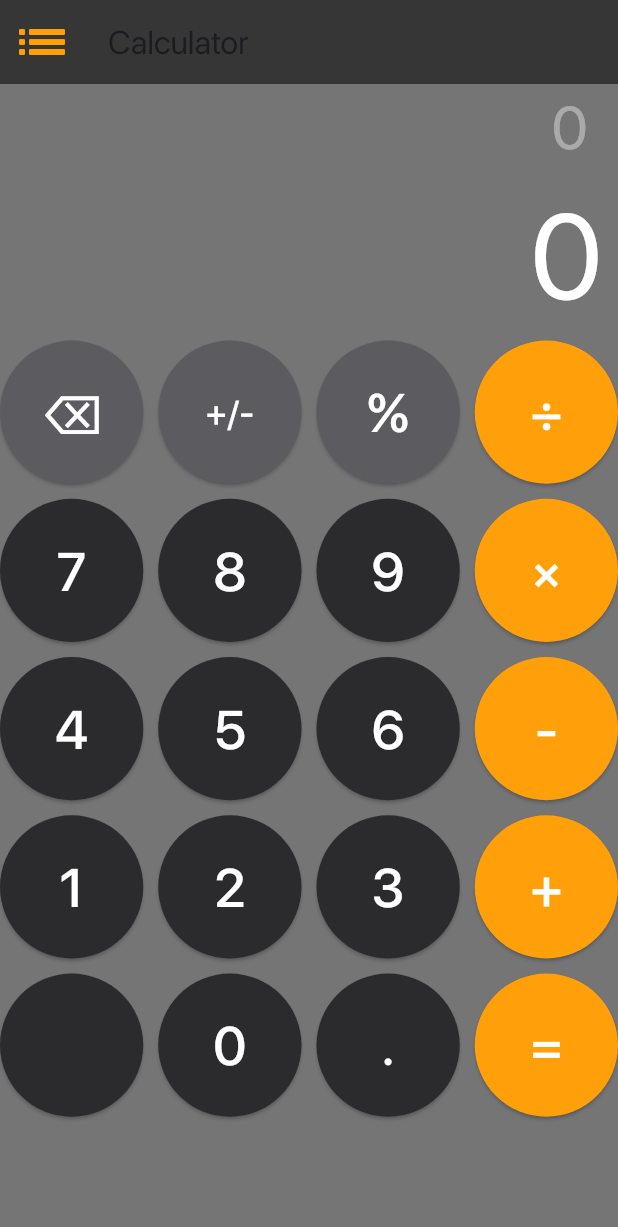
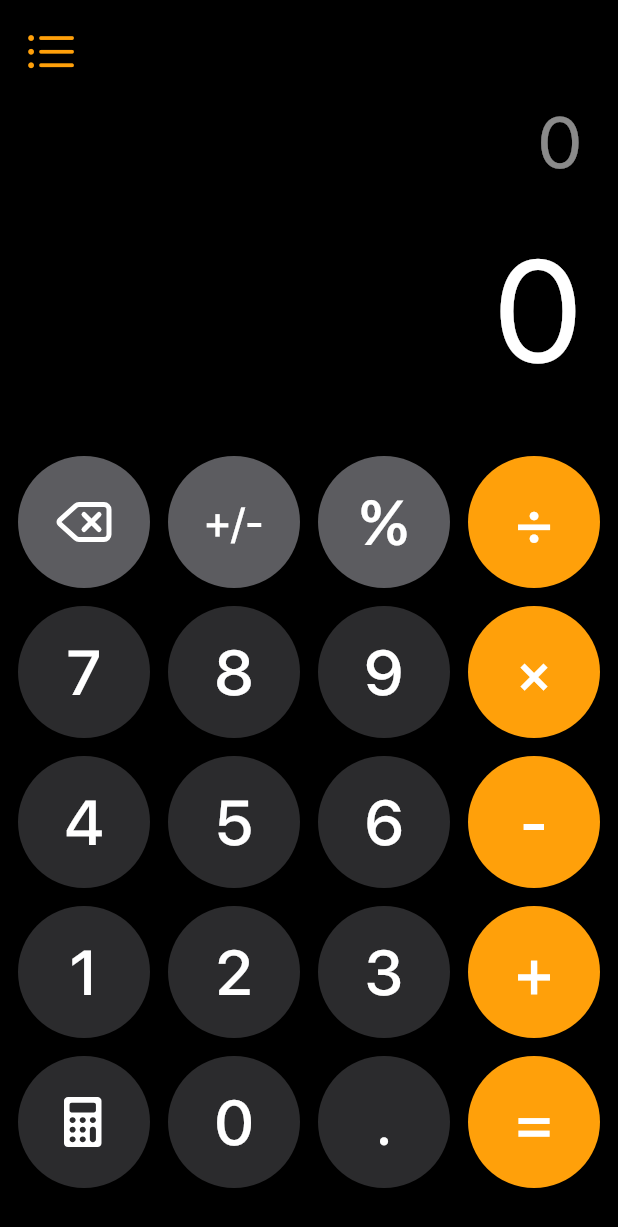
Before and after one commit to AndrewDongminYoo/flutter_calculator_app, a Flutter app: the screen it shows after launch, on a phone screen of 412 x 824 dp. Shown: the top 1227 px of the screen. Run offline on Flutter 3.47's test engine with Material 3 defaults, Android fonts, the phone set to English and light mode, and no system bars; drawn by our look-alikes of auto_size_text; our stand-ins replace bloc, connectivity_plus, flutter_bloc, flutter_svg, freezed_annotation, math_expressions and 1 more; project files that could hold a hidden picture were left out.

Commit message:
style: enhances calculator UI with iOS-like styling
Applies a cohesive iOS-style theme to the calculator screen and overall app.

- Configures the system status bar for a dark background with light icons.
- Sets a black background color for the scaffold and standardizes font usage with generated assets.
- Replaces the default AppBar with a custom Cupertino-style menu icon.
- Refines the display of equations and results with updated font sizes, weights, and padding.
- Integrates SVG icons for the 'delete' and 'calculator' buttons for a modern look.
- Adjusts button layout, spacing, and sizing for improved visual consistency.
- Renames `ButtonType.empty` to `ButtonType.calculator` for clearer intent.

```diff
--- a/lib/app/view/app.dart
+++ b/lib/app/view/app.dart
@@ -1,7 +1,9 @@
 // 🐦 Flutter imports:
 import 'package:flutter/material.dart';
+import 'package:flutter/services.dart';
 
 // 🌎 Project imports:
+import 'package:calculator/gen/fonts.gen.dart';
 import 'package:calculator/l10n/gen/app_localizations.dart';
 import 'package:calculator/presentation/pages/calculator_screen.dart';
 
@@ -10,12 +12,22 @@ class App extends StatelessWidget {
 
   @override
   Widget build(BuildContext context) {
+    // iOS 스타일 상태바 설정
+    SystemChrome.setSystemUIOverlayStyle(
+      const SystemUiOverlayStyle(
+        statusBarBrightness: Brightness.dark,
+        statusBarIconBrightness: Brightness.light,
+        statusBarColor: Colors.transparent,
+      ),
+    );
+
     return MaterialApp(
       theme: ThemeData(
         appBarTheme: AppBarTheme(
           backgroundColor: Theme.of(context).colorScheme.inversePrimary,
         ),
-        fontFamily: 'SFProDisplay',
+        scaffoldBackgroundColor: Colors.black,
+        fontFamily: FontFamily.sFProDisplay,
         useMaterial3: true,
       ),
       debugShowCheckedModeBanner: false,
--- a/lib/presentation/enums/button_type.dart
+++ b/lib/presentation/enums/button_type.dart
@@ -28,7 +28,8 @@ enum ButtonType {
   dot('.'),
 
   // 아무 역할 없는 버튼. 나중에 공학계산기 기능 추가 시 사용.
-  empty('');
+  calculator('')
+  ;
 
   const ButtonType(this.text);
   final String text;
--- a/lib/presentation/pages/calculator_screen.dart
+++ b/lib/presentation/pages/calculator_screen.dart
@@ -1,5 +1,7 @@
 // 🐦 Flutter imports:
+import 'package:flutter/cupertino.dart';
 import 'package:flutter/material.dart';
+import 'package:flutter/services.dart';
 
 // 📦 Package imports:
 import 'package:auto_size_text/auto_size_text.dart';
@@ -11,7 +13,7 @@ import 'package:calculator/core/utils/size_utils.dart';
 import 'package:calculator/data/datasources/calculator_local_datasource.dart';
 import 'package:calculator/data/datasources/calculator_remote_datasource.dart';
 import 'package:calculator/data/repositories/calculate_repository_impl.dart';
-import 'package:calculator/l10n/l10n.dart';
+import 'package:calculator/gen/fonts.gen.dart';
 import 'package:calculator/presentation/bloc/calculator_bloc.dart';
 import 'package:calculator/presentation/enums/button_type.dart';
 import 'package:calculator/presentation/widgets/calculator_button.dart';
@@ -43,54 +45,87 @@ class CalculatorView extends StatelessWidget {
   Widget build(BuildContext context) {
     final bloc = context.read<CalculatorBloc>();
 
-    return SafeArea(
-      child: Scaffold(
-        backgroundColor: Colors.black54,
-        appBar: AppBar(
-          elevation: 0,
-          title: Text(context.l10n.calculatorAppBarTitle),
-          backgroundColor: Colors.black54,
-          leading: const Icon(Icons.list_sharp, size: 40, color: Color(0xFFFFA00A)),
+    // iOS 스타일 상태바 설정 (하얀색 아이콘)
+    SystemChrome.setSystemUIOverlayStyle(
+      const SystemUiOverlayStyle(
+        statusBarBrightness: Brightness.dark,
+        statusBarIconBrightness: Brightness.light,
       ),
+    );
+
+    return Scaffold(
+      backgroundColor: Colors.black,
       body: BlocBuilder<CalculatorBloc, CalculatorState>(
         builder: (BuildContext context, CalculatorState state) {
-            return SingleChildScrollView(
+          return SafeArea(
+            bottom: false,
             child: Column(
-                mainAxisAlignment: MainAxisAlignment.end,
+              mainAxisAlignment: MainAxisAlignment.spaceBetween,
+              children: [
+                // 상단 메뉴 아이콘 (AppBar 대신)
+                Padding(
+                  padding: const EdgeInsets.only(left: 8, top: 8),
+                  child: Align(
+                    alignment: Alignment.topLeft,
+                    child: IconButton(
+                      icon: const Icon(
+                        CupertinoIcons.list_bullet,
+                        size: 36,
+                        color: Color(0xFFFFA00A),
+                      ),
+                      onPressed: () {},
+                    ),
+                  ),
+                ),
+                // 계산식 및 결과 표시 영역
+                Column(
                   crossAxisAlignment: CrossAxisAlignment.end,
                   children: [
                     Container(
                       alignment: Alignment.bottomRight,
                       width: context.getWidth(),
-                    padding: const EdgeInsets.symmetric(horizontal: 20),
+                      padding: const EdgeInsets.symmetric(horizontal: 24),
                       child: AutoSizeText(
                         state.equation,
                         maxLines: 1,
-                      minFontSize: 20,
+                        minFontSize: 24,
+                        textAlign: TextAlign.right,
                         style: const TextStyle(
-                        color: Colors.white38,
-                        fontFamily: 'SFProDisplay',
-                        fontSize: 40,
+                          color: Colors.white54,
+                          fontFamily: FontFamily.sFProDisplay,
+                          fontSize: 48,
+                          fontWeight: FontWeight.w300,
                         ),
                       ),
                     ),
+                    const SizedBox(height: 8),
                     Container(
                       alignment: Alignment.bottomRight,
                       width: context.getWidth(),
-                    padding: const EdgeInsets.symmetric(horizontal: 10),
+                      padding: const EdgeInsets.symmetric(horizontal: 24),
                       child: AutoSizeText(
                         state.result,
                         maxLines: 1,
-                      minFontSize: 30,
+                        minFontSize: 40,
+                        textAlign: TextAlign.right,
                         style: const TextStyle(
                           color: Colors.white,
-                        fontFamily: 'SFProDisplay',
-                        fontSize: 80,
+                          fontFamily: FontFamily.sFProDisplay,
+                          fontSize: 96,
+                          fontWeight: FontWeight.w200,
                         ),
                       ),
                     ),
+                    const SizedBox(height: 20),
+                  ],
+                ),
+                // 버튼 영역
+                Padding(
+                  padding: const EdgeInsets.symmetric(horizontal: 12, vertical: 8),
+                  child: Column(
+                    children: [
                       Row(
-                    spacing: 10,
+                        spacing: 12,
                         mainAxisAlignment: MainAxisAlignment.spaceEvenly,
                         children: [
                           CalculatorButton(
@@ -121,9 +156,9 @@ class CalculatorView extends StatelessWidget {
                           ),
                         ],
                       ),
-                  const SizedBox(height: 10),
+                      const SizedBox(height: 12),
                       Row(
-                    spacing: 10,
+                        spacing: 12,
                         mainAxisAlignment: MainAxisAlignment.spaceEvenly,
                         children: [
                           CalculatorButton(
@@ -148,9 +183,9 @@ class CalculatorView extends StatelessWidget {
                           ),
                         ],
                       ),
-                  const SizedBox(height: 10),
+                      const SizedBox(height: 12),
                       Row(
-                    spacing: 10,
+                        spacing: 12,
                         mainAxisAlignment: MainAxisAlignment.spaceEvenly,
                         children: [
                           CalculatorButton(
@@ -175,9 +210,9 @@ class CalculatorView extends StatelessWidget {
                           ),
                         ],
                       ),
-                  const SizedBox(height: 10),
+                      const SizedBox(height: 12),
                       Row(
-                    spacing: 10,
+                        spacing: 12,
                         mainAxisAlignment: MainAxisAlignment.spaceEvenly,
                         children: [
                           CalculatorButton(
@@ -202,13 +237,13 @@ class CalculatorView extends StatelessWidget {
                           ),
                         ],
                       ),
-                  const SizedBox(height: 10),
+                      const SizedBox(height: 12),
                       Row(
-                    spacing: 10,
+                        spacing: 12,
                         mainAxisAlignment: MainAxisAlignment.spaceEvenly,
                         children: [
                           CalculatorButton(
-                        button: ButtonType.empty,
+                            button: ButtonType.calculator,
                             buttonColor: const Color(0xFF2B2B2D),
                             buttonPressed: (String val) {},
                           ),
@@ -229,12 +264,15 @@ class CalculatorView extends StatelessWidget {
                           ),
                         ],
                       ),
+                      const SizedBox(height: 24),
+                    ],
+                  ),
+                ),
               ],
             ),
           );
         },
       ),
-      ),
     );
   }
 }
--- a/lib/presentation/widgets/calculator_button.dart
+++ b/lib/presentation/widgets/calculator_button.dart
@@ -2,6 +2,8 @@
 import 'package:flutter/material.dart';
 
 // 🌎 Project imports:
+import 'package:calculator/gen/assets.gen.dart';
+import 'package:calculator/gen/fonts.gen.dart';
 import 'package:calculator/presentation/enums/button_type.dart';
 
 class CalculatorButton extends StatelessWidget {
@@ -21,26 +23,42 @@ class CalculatorButton extends StatelessWidget {
     return Expanded(
       child: AspectRatio(
         aspectRatio: 1,
-        child: SizedBox.square(
-          dimension: 80,
         child: ElevatedButton(
           onPressed: () {
             buttonPressed(button.text);
           },
           style: ElevatedButton.styleFrom(
             shape: const CircleBorder(),
+            maximumSize: const Size.square(90),
+            minimumSize: const Size.square(80),
             backgroundColor: buttonColor,
-              visualDensity: const VisualDensity(horizontal: -4, vertical: -4),
+            disabledBackgroundColor: buttonColor,
+            elevation: 0,
+            padding: EdgeInsets.zero,
           ),
-            child: Text(
+          child: switch (button) {
+            .delete => Assets.svgs.delete.svg(
+              colorFilter: const .mode(Colors.white, .srcIn),
+              semanticsLabel: button.name,
+              width: 40,
+              height: 40,
+            ),
+            .calculator => Assets.svgs.calculator.svg(
+              colorFilter: const .mode(Colors.white, .srcIn),
+              semanticsLabel: button.name,
+              width: 40,
+              height: 40,
+            ),
+            _ => Text(
               button.text,
               style: TextStyle(
                 color: Colors.white,
-                fontFamily: 'SFProDisplay',
-                fontSize: button.text.length > 1 ? 23 : 36,
+                fontFamily: FontFamily.sFProDisplay,
+                fontSize: button.text.length > 1 ? 28 : 42,
+                fontWeight: FontWeight.w500,
               ),
             ),
-          ),
+          },
         ),
       ),
     );
```
Also changed, not shown: 1 other file. Lines whose indentation alone changed are shown as unchanged.
